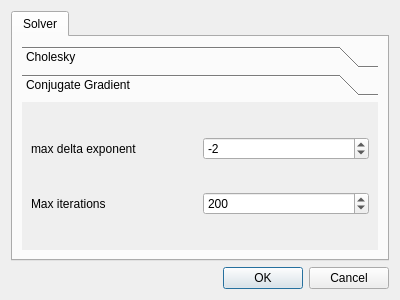
This is gui/ui/AnalysisDialog.ui in ruimaciel/femp as Qt 5 draws it before an edit. The edited form follows.
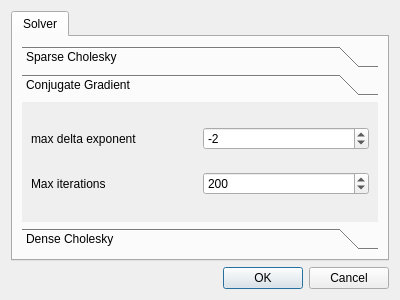
This is the edited form. The open tabs and pages were chosen to show the change.

Commit message: Implemented a cholesky factorization on dense matrices

```diff
--- a/gui/ui/AnalysisDialog.ui
+++ b/gui/ui/AnalysisDialog.ui
@@ -42,7 +42,7 @@
            </rect>
           </property>
           <attribute name="label">
-           <string>Cholesky</string>
+           <string>Sparse Cholesky</string>
           </attribute>
          </widget>
          <widget class="QWidget" name="pageCG">
@@ -51,7 +51,7 @@
             <x>0</x>
             <y>0</y>
             <width>366</width>
-            <height>164</height>
+            <height>138</height>
            </rect>
           </property>
           <attribute name="label">
@@ -105,6 +105,11 @@
            </item>
           </layout>
          </widget>
+         <widget class="QWidget" name="pageDenseCholesky">
+          <attribute name="label">
+           <string>Dense Cholesky</string>
+          </attribute>
+         </widget>
         </widget>
        </item>
       </layout>
```
Left out of the diff: 2 changed lines with no effect on the pictures. The commit also changes 4 other files.
